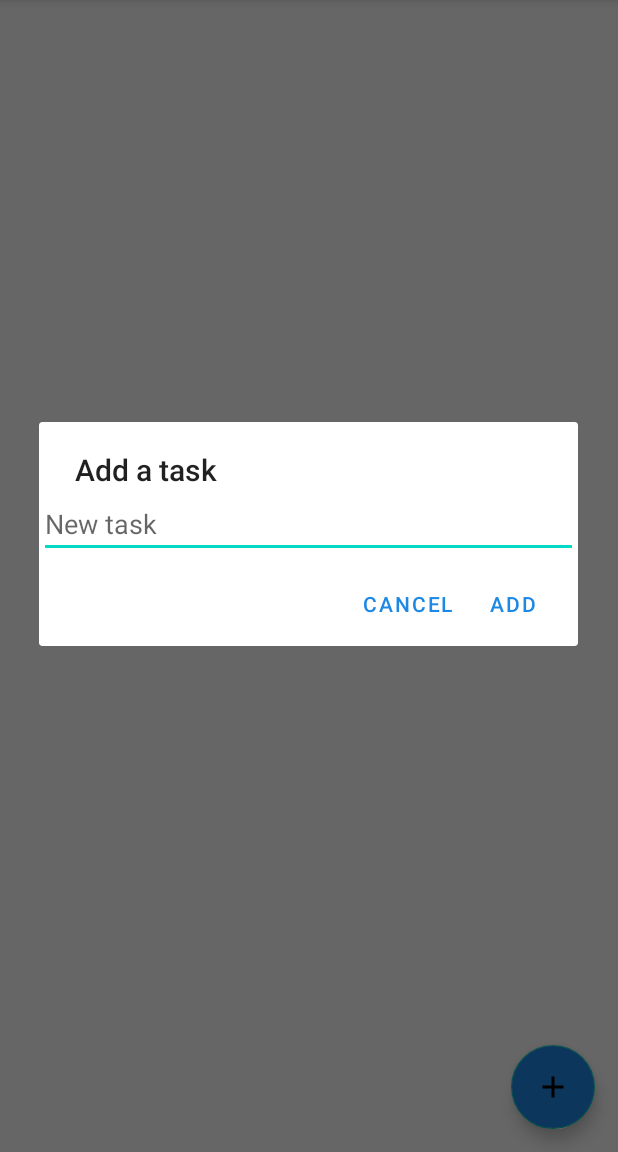
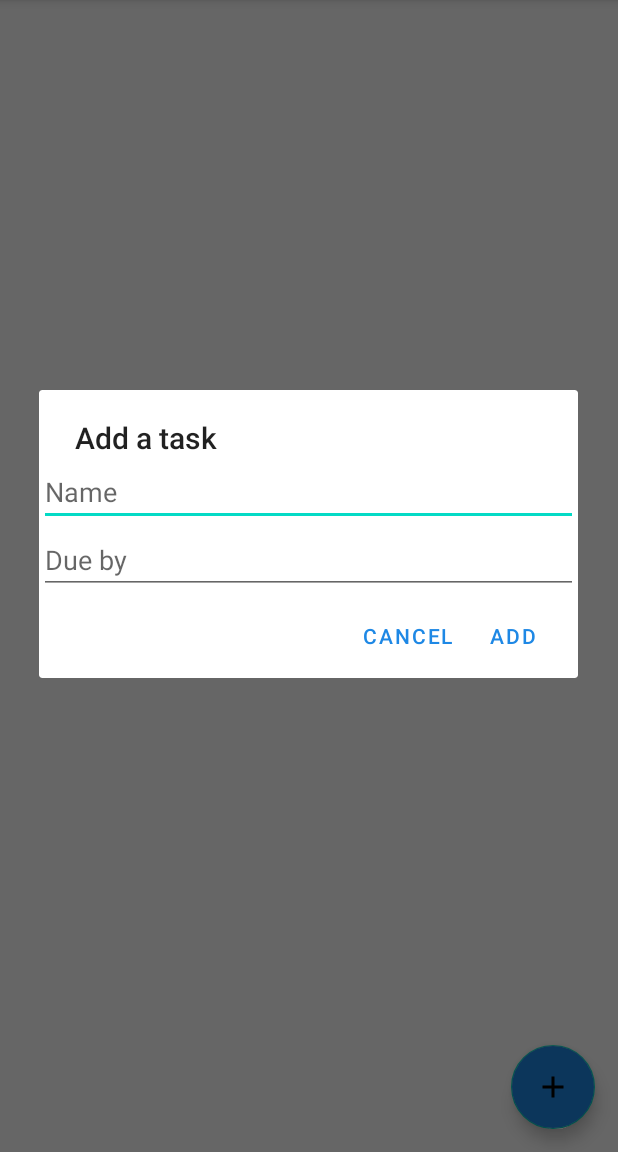
Before and after one commit to InsaneH4/DailyDiary, an Android app: the fragment TasksFragment shown on its own in the app's theme, after a tap on "Add a task", on a phone screen of 412 x 824 dp, the part 84-1236 px from its top. Run offline under Robolectric (Android 15) with nearby library versions, the phone set to English and light mode, and no system bars; our stand-ins replace Firebase (no records; nobody signed in at launch, a user with empty details on screens opened directly); 1 statement that could not run was skipped.

Commit message:
due date function

```diff
--- a/app/src/main/java/com/example/dailydiary/TasksFragment.kt
+++ b/app/src/main/java/com/example/dailydiary/TasksFragment.kt
@@ -6,13 +6,14 @@ import android.view.LayoutInflater
 import android.view.View
 import android.view.ViewGroup
 import android.widget.EditText
+import android.widget.LinearLayout
 import android.widget.ListView
 import android.widget.Toast
 import androidx.fragment.app.Fragment
 import com.google.android.material.floatingactionbutton.FloatingActionButton
 import com.google.firebase.database.*
 import java.util.*
-import kotlin.collections.HashMap
+
 
 class TasksFragment : Fragment(), UpdateAndDelete {
     private lateinit var database: DatabaseReference
@@ -34,18 +35,30 @@ class TasksFragment : Fragment(), UpdateAndDelete {
         listViewItem = view.findViewById(R.id.taskListView)!!
         database = FirebaseDatabase.getInstance().reference
         fab?.setOnClickListener {
+            val layout = LinearLayout(this.context)
+            layout.orientation = LinearLayout.VERTICAL
             val alertDialog = AlertDialog.Builder(this.context)
-            val textField = EditText(this.context)
-            textField.setSingleLine()
-            textField.hint = "New task"
+            val nameField = EditText(this.context)
+            val dueField = EditText(this.context)
+            nameField.setSingleLine()
+            dueField.setSingleLine()
+            nameField.hint = "Name"
+            dueField.hint = "Due by"
             alertDialog.setTitle("Add a task")
-            alertDialog.setView(textField)
+            layout.addView(nameField)
+            layout.addView(dueField)
+            alertDialog.setView(layout)
             alertDialog.setPositiveButton("Add") { dialog, _ ->
                 val todoItemData = ToDoModel.createList()
-                if (textField.text.isEmpty()) {
+                if (nameField.text.isEmpty()) {
                     todoItemData.taskName = "New task"
                 } else {
-                    todoItemData.taskName = textField.text.toString()
+                    todoItemData.taskName = nameField.text.toString()
+                }
+                if (dueField.text.isEmpty()) {
+                    todoItemData.dueDate = "No due date"
+                } else {
+                    todoItemData.dueDate = dueField.text.toString()
                 }
                 todoItemData.done = false
                 val newItemData = database.child("todo").push()
@@ -86,6 +99,7 @@ class TasksFragment : Fragment(), UpdateAndDelete {
                 toDoItemData.id = currentItem.key
                 toDoItemData.done = map["done"] as Boolean?
                 toDoItemData.taskName = map["taskName"] as String?
+                toDoItemData.dueDate = map["dueDate"] as String?
                 toDoList!!.add(toDoItemData)
             }
         }
--- a/app/src/main/java/com/example/dailydiary/ToDoAdapter.kt
+++ b/app/src/main/java/com/example/dailydiary/ToDoAdapter.kt
@@ -29,6 +29,7 @@ class ToDoAdapter(context: Context?, toDoList: LinkedList<ToDoModel>) : BaseAdap
     override fun getView(p0: Int, p1: View?, p2: ViewGroup?): View {
         val id: String? = itemList[p0].id
         val taskName: String? = itemList[p0].taskName
+        val dueDate: String? = itemList[p0].dueDate
         val done: Boolean? = itemList[p0].done
         val view: View
         val viewHolder: ListViewHolder
@@ -41,6 +42,7 @@ class ToDoAdapter(context: Context?, toDoList: LinkedList<ToDoModel>) : BaseAdap
             viewHolder = view.tag as ListViewHolder
         }
         viewHolder.textLabel.text = taskName
+        viewHolder.dueLabel.text = dueDate
         if (done != null) {
             viewHolder.isDone.isChecked = done
         }
@@ -55,6 +57,7 @@ class ToDoAdapter(context: Context?, toDoList: LinkedList<ToDoModel>) : BaseAdap
 
     private class ListViewHolder(row: View?) {
         val textLabel: TextView = row!!.findViewById(R.id.itemTextView)
+        val dueLabel: TextView = row!!.findViewById(R.id.dueTextView)
         val isDone: CheckBox = row!!.findViewById(R.id.taskCheckbox)
         val isDeleted: ImageButton = row!!.findViewById(R.id.taskClose)
     }
--- a/app/src/main/java/com/example/dailydiary/ToDoModel.kt
+++ b/app/src/main/java/com/example/dailydiary/ToDoModel.kt
@@ -7,5 +7,6 @@ class ToDoModel {
 
     var id: String? = null
     var taskName: String? = null
+    var dueDate: String? = null
     var done: Boolean? = false
 }
--- a/app/src/main/res/values/strings.xml
+++ b/app/src/main/res/values/strings.xml
@@ -19,11 +19,12 @@
     <string name="tasks">Tasks</string>
     <!-- TODO: Remove or change this placeholder text -->
     <string name="hello_blank_fragment">Hello blank fragment</string>
-    <string name="add_task">Add Task</string>
-    <string name="new_task">New Task</string>
+    <string name="add_task">Add task</string>
+    <string name="new_task">New task</string>
     <string name="app_icon">App icon</string>
     <string name="add_a_task">Add a task</string>
     <string name="this_is_a_test_lol">This is a test lol</string>
     <string name="delete_a_task">Delete a task</string>
     <string name="example_lol">example lol</string>
+    <string name="due_by">Due by:</string>
 </resources>
```
Also changed, not shown: app/src/main/res/layout/row_itemslayout.xml (+14 -2 lines).
